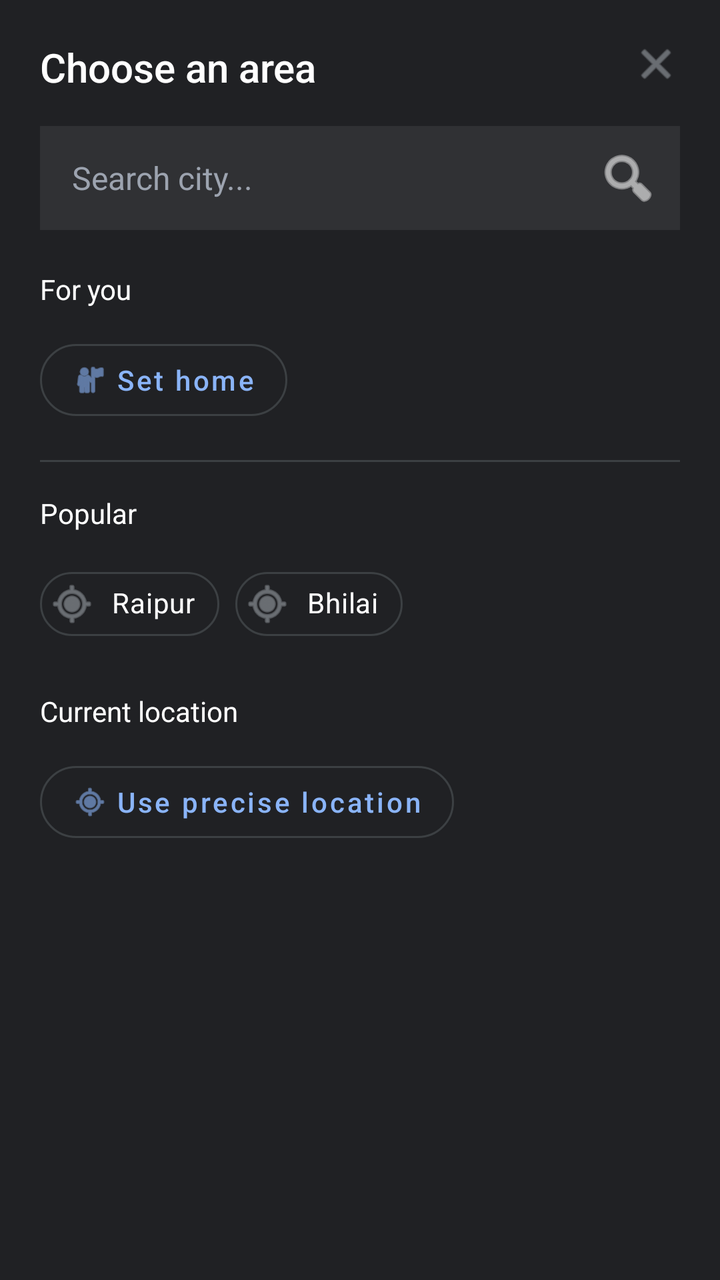
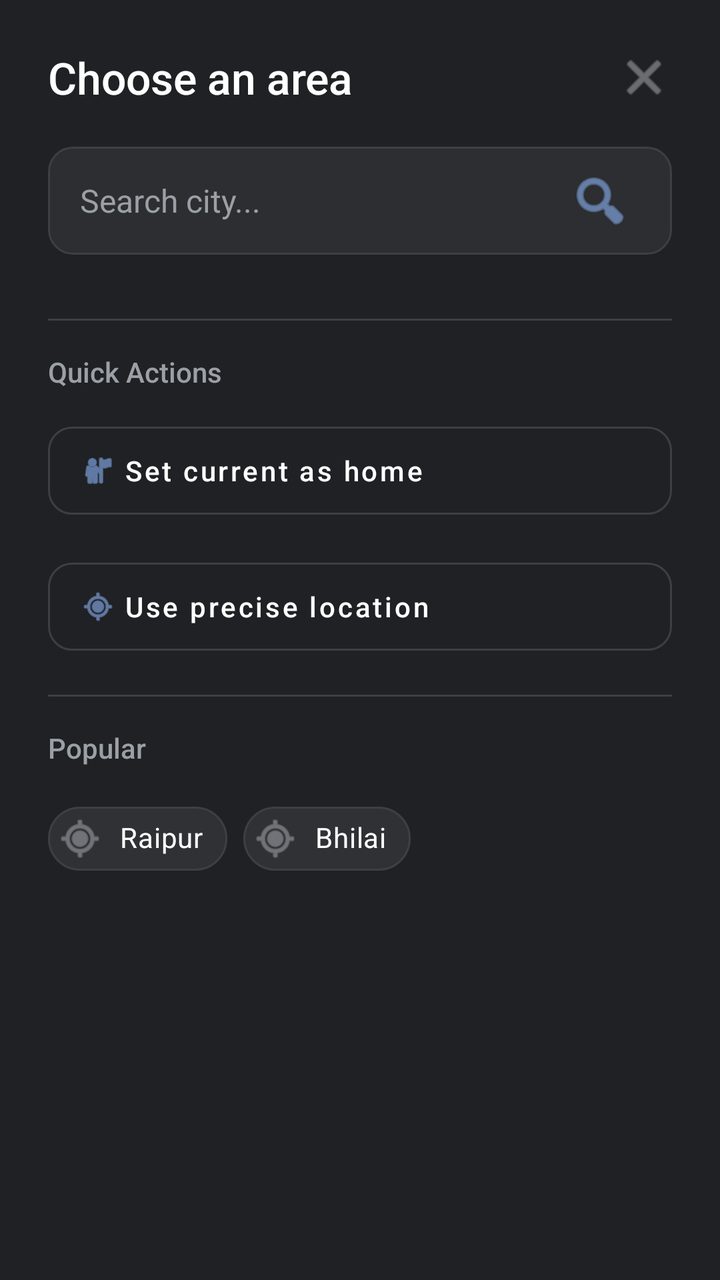

Two renders of the same Android screen: before a commit and after it. Below are the layout's source before the change and the commit's diff.
<!-- AndroidManifest.xml: application theme Theme.WeatherTrackerApp -->
<!-- res/layout/dialog_choose_area.xml -->
<?xml version="1.0" encoding="utf-8"?>
<LinearLayout xmlns:android="http://schemas.android.com/apk/res/android"
    xmlns:app="http://schemas.android.com/apk/res-auto"
    android:layout_width="match_parent"
    android:layout_height="wrap_content"
    android:background="#202124"
    android:orientation="vertical"
    android:padding="20dp">

    <RelativeLayout
        android:layout_width="match_parent"
        android:layout_height="wrap_content"
        android:layout_marginBottom="16dp">

        <TextView
            android:layout_width="wrap_content"
            android:layout_height="wrap_content"
            android:text="Choose an area"
            android:textColor="#FFFFFF"
            android:textSize="20sp"
            android:fontFamily="sans-serif-medium" />

        <ImageView
            android:id="@+id/ivCloseDialog"
            android:layout_width="24dp"
            android:layout_height="24dp"
            android:layout_alignParentEnd="true"
            android:src="@android:drawable/ic_menu_close_clear_cancel"
            app:tint="#9AA0A6" />
    </RelativeLayout>

    
    <LinearLayout
        android:layout_width="match_parent"
        android:layout_height="wrap_content"
        android:orientation="horizontal"
        android:background="#303134"
        android:padding="4dp"
        android:layout_marginBottom="20dp">

        <EditText
            android:id="@+id/etDialogSearch"
            android:layout_width="0dp"
            android:layout_height="44dp"
            android:layout_weight="1"
            android:hint="Search city..."
            android:textColor="#FFFFFF"
            android:textColorHint="#9CA3AF"
            android:background="@android:color/transparent"
            android:paddingStart="12dp"
            android:textSize="16sp"
            android:imeOptions="actionSearch"
            android:inputType="textCapWords" />

        <ImageButton
            android:id="@+id/btnDialogSearch"
            android:layout_width="44dp"
            android:layout_height="44dp"
            android:src="@android:drawable/ic_menu_search"
            android:background="@android:color/transparent"
            app:tint="#FFFFFF" />
    </LinearLayout>

    <TextView
        android:layout_width="wrap_content"
        android:layout_height="wrap_content"
        android:text="For you"
        android:textColor="#FFFFFF"
        android:textSize="14sp"
        android:layout_marginBottom="12dp" />

    <com.google.android.material.button.MaterialButton
        android:id="@+id/btnSetHome"
        style="@style/Widget.MaterialComponents.Button.OutlinedButton"
        android:layout_width="wrap_content"
        android:layout_height="wrap_content"
        android:text="Set home"
        android:textColor="#8AB4F8"
        app:icon="@android:drawable/ic_menu_myplaces"
        app:iconTint="#8AB4F8"
        app:strokeColor="#3C4043"
        app:cornerRadius="20dp"
        android:textAllCaps="false"
        android:layout_marginBottom="16dp"/>

    <View
        android:layout_width="match_parent"
        android:layout_height="1dp"
        android:background="#3C4043"
        android:layout_marginBottom="16dp" />

    <TextView
        android:layout_width="wrap_content"
        android:layout_height="wrap_content"
        android:text="Popular"
        android:textColor="#FFFFFF"
        android:textSize="14sp"
        android:layout_marginBottom="12dp" />

    <com.google.android.material.chip.ChipGroup
        android:id="@+id/chipGroupPopular"
        android:layout_width="match_parent"
        android:layout_height="wrap_content"
        app:chipSpacingHorizontal="8dp"
        app:chipSpacingVertical="8dp">

        <com.google.android.material.chip.Chip
            style="@style/Widget.MaterialComponents.Chip.Action"
            android:layout_width="wrap_content"
            android:layout_height="wrap_content"
            android:text="Raipur"
            android:textColor="#FFFFFF"
            app:chipBackgroundColor="#202124"
            app:chipStrokeColor="#3C4043"
            app:chipStrokeWidth="1dp"
            app:chipIcon="@android:drawable/ic_menu_mylocation"
            app:chipIconTint="#9AA0A6" />

        <com.google.android.material.chip.Chip
            style="@style/Widget.MaterialComponents.Chip.Action"
            android:layout_width="wrap_content"
            android:layout_height="wrap_content"
            android:text="Bhilai"
            android:textColor="#FFFFFF"
            app:chipBackgroundColor="#202124"
            app:chipStrokeColor="#3C4043"
            app:chipStrokeWidth="1dp"
            app:chipIcon="@android:drawable/ic_menu_mylocation"
            app:chipIconTint="#9AA0A6" />

        
    </com.google.android.material.chip.ChipGroup>

    <TextView
        android:layout_width="wrap_content"
        android:layout_height="wrap_content"
        android:text="Current location"
        android:textColor="#FFFFFF"
        android:textSize="14sp"
        android:layout_marginTop="20dp"
        android:layout_marginBottom="12dp" />

    <com.google.android.material.button.MaterialButton
        android:id="@+id/btnUsePreciseLocation"
        style="@style/Widget.MaterialComponents.Button.OutlinedButton"
        android:layout_width="wrap_content"
        android:layout_height="wrap_content"
        android:text="Use precise location"
        android:textColor="#8AB4F8"
        app:icon="@android:drawable/ic_menu_mylocation"
        app:iconTint="#8AB4F8"
        app:strokeColor="#3C4043"
        app:cornerRadius="20dp"
        android:textAllCaps="false" />

</LinearLayout>
<!-- resources referenced by this layout -->
<resources>
  <style name="Theme.WeatherTrackerApp" parent="Base.Theme.WeatherTrackerApp" />
  <style name="Base.Theme.WeatherTrackerApp" parent="Theme.Material3.DayNight.NoActionBar">
          
          
      </style>
</resources>

<!-- the commit's change to res/layout/dialog_choose_area.xml (unified diff, before → after) -->
@@ -1,156 +1,207 @@
 <?xml version="1.0" encoding="utf-8"?>
 <LinearLayout xmlns:android="http://schemas.android.com/apk/res/android"
     xmlns:app="http://schemas.android.com/apk/res-auto"
+    xmlns:tools="http://schemas.android.com/tools"
     android:layout_width="match_parent"
     android:layout_height="wrap_content"
     android:background="#202124"
     android:orientation="vertical"
-    android:padding="20dp">
-
+    android:padding="24dp">
+
+    
     <RelativeLayout
         android:layout_width="match_parent"
         android:layout_height="wrap_content"
-        android:layout_marginBottom="16dp">
+        android:layout_marginBottom="20dp">
 
         <TextView
             android:layout_width="wrap_content"
             android:layout_height="wrap_content"
-            android:text="Choose an area"
+            android:layout_alignParentStart="true"
+            android:layout_centerVertical="true"
+            android:layout_toStartOf="@id/ivCloseDialog"
+            android:layout_marginEnd="12dp"
+            android:fontFamily="sans-serif-medium"
+            android:text="@string/dialog_title_choose_area"
             android:textColor="#FFFFFF"
-            android:textSize="20sp"
-            android:fontFamily="sans-serif-medium" />
+            android:textSize="22sp" />
 
         <ImageView
             android:id="@+id/ivCloseDialog"
-            android:layout_width="24dp"
-            android:layout_height="24dp"
+            android:layout_width="28dp"
+            android:layout_height="28dp"
             android:layout_alignParentEnd="true"
+            android:layout_centerVertical="true"
             android:src="@android:drawable/ic_menu_close_clear_cancel"
+            android:contentDescription="@string/app_name"
             app:tint="#9AA0A6" />
     </RelativeLayout>
 
     
     <LinearLayout
         android:layout_width="match_parent"
-        android:layout_height="wrap_content"
+        android:layout_height="54dp"
+        android:layout_marginBottom="16dp"
+        android:background="@drawable/bg_dialog_search"
+        android:gravity="center_vertical"
         android:orientation="horizontal"
-        android:background="#303134"
-        android:padding="4dp"
-        android:layout_marginBottom="20dp">
+        android:paddingHorizontal="16dp">
 
         <EditText
             android:id="@+id/etDialogSearch"
             android:layout_width="0dp"
-            android:layout_height="44dp"
+            android:layout_height="match_parent"
             android:layout_weight="1"
-            android:hint="Search city..."
+            android:background="@android:color/transparent"
+            android:hint="@string/search_city_hint"
+            android:imeOptions="actionSearch"
+            android:inputType="textCapWords"
             android:textColor="#FFFFFF"
-            android:textColorHint="#9CA3AF"
-            android:background="@android:color/transparent"
-            android:paddingStart="12dp"
+            android:textColorHint="#9AA0A6"
             android:textSize="16sp"
-            android:imeOptions="actionSearch"
-            android:inputType="textCapWords" />
+            android:maxLines="1" />
 
         <ImageButton
             android:id="@+id/btnDialogSearch"
-            android:layout_width="44dp"
-            android:layout_height="44dp"
+            android:layout_width="40dp"
+            android:layout_height="40dp"
+            android:background="?attr/selectableItemBackgroundBorderless"
             android:src="@android:drawable/ic_menu_search"
-            android:background="@android:color/transparent"
-            app:tint="#FFFFFF" />
+            android:contentDescription="@string/app_name"
+            app:tint="#8AB4F8" />
     </LinearLayout>
 
-    <TextView
-        android:layout_width="wrap_content"
-        android:layout_height="wrap_content"
-        android:text="For you"
-        android:textColor="#FFFFFF"
-        android:textSize="14sp"
-        android:layout_marginBottom="12dp" />
-
-    <com.google.android.material.button.MaterialButton
-        android:id="@+id/btnSetHome"
-        style="@style/Widget.MaterialComponents.Button.OutlinedButton"
-        android:layout_width="wrap_content"
-        android:layout_height="wrap_content"
-        android:text="Set home"
-        android:textColor="#8AB4F8"
-        app:icon="@android:drawable/ic_menu_myplaces"
-        app:iconTint="#8AB4F8"
-        app:strokeColor="#3C4043"
-        app:cornerRadius="20dp"
-        android:textAllCaps="false"
-        android:layout_marginBottom="16dp"/>
-
-    <View
-        android:layout_width="match_parent"
-        android:layout_height="1dp"
-        android:background="#3C4043"
-        android:layout_marginBottom="16dp" />
-
-    <TextView
-        android:layout_width="wrap_content"
-        android:layout_height="wrap_content"
-        android:text="Popular"
-        android:textColor="#FFFFFF"
-        android:textSize="14sp"
-        android:layout_marginBottom="12dp" />
-
-    <com.google.android.material.chip.ChipGroup
-        android:id="@+id/chipGroupPopular"
+    
+    <androidx.core.widget.NestedScrollView
         android:layout_width="match_parent"
         android:layout_height="wrap_content"
-        app:chipSpacingHorizontal="8dp"
-        app:chipSpacingVertical="8dp">
-
-        <com.google.android.material.chip.Chip
-            style="@style/Widget.MaterialComponents.Chip.Action"
-            android:layout_width="wrap_content"
+        android:fillViewport="true">
+
+        <LinearLayout
+            android:layout_width="match_parent"
             android:layout_height="wrap_content"
-            android:text="Raipur"
-            android:textColor="#FFFFFF"
-            app:chipBackgroundColor="#202124"
-            app:chipStrokeColor="#3C4043"
-            app:chipStrokeWidth="1dp"
-            app:chipIcon="@android:drawable/ic_menu_mylocation"
-            app:chipIconTint="#9AA0A6" />
-
-        <com.google.android.material.chip.Chip
-            style="@style/Widget.MaterialComponents.Chip.Action"
-            android:layout_width="wrap_content"
-            android:layout_height="wrap_content"
-            android:text="Bhilai"
-            android:textColor="#FFFFFF"
-            app:chipBackgroundColor="#202124"
-            app:chipStrokeColor="#3C4043"
-            app:chipStrokeWidth="1dp"
-            app:chipIcon="@android:drawable/ic_menu_mylocation"
-            app:chipIconTint="#9AA0A6" />
-
-        
-    </com.google.android.material.chip.ChipGroup>
-
-    <TextView
-        android:layout_width="wrap_content"
-        android:layout_height="wrap_content"
-        android:text="Current location"
-        android:textColor="#FFFFFF"
-        android:textSize="14sp"
-        android:layout_marginTop="20dp"
-        android:layout_marginBottom="12dp" />
-
-    <com.google.android.material.button.MaterialButton
-        android:id="@+id/btnUsePreciseLocation"
-        style="@style/Widget.MaterialComponents.Button.OutlinedButton"
-        android:layout_width="wrap_content"
-        android:layout_height="wrap_content"
-        android:text="Use precise location"
-        android:textColor="#8AB4F8"
-        app:icon="@android:drawable/ic_menu_mylocation"
-        app:iconTint="#8AB4F8"
-        app:strokeColor="#3C4043"
-        app:cornerRadius="20dp"
-        android:textAllCaps="false" />
+            android:orientation="vertical">
+
+            
+            <TextView
+                android:id="@+id/tvRecentSearchesHeader"
+                android:layout_width="wrap_content"
+                android:layout_height="wrap_content"
+                android:layout_marginTop="8dp"
+                android:layout_marginBottom="12dp"
+                android:fontFamily="sans-serif-medium"
+                android:text="Recent Searches"
+                android:textColor="#9AA0A6"
+                android:textSize="14sp"
+                android:visibility="gone"
+                tools:visibility="visible" />
+
+            <com.google.android.material.chip.ChipGroup
+                android:id="@+id/chipGroupRecent"
+                android:layout_width="match_parent"
+                android:layout_height="wrap_content"
+                android:layout_marginBottom="16dp"
+                app:chipSpacingHorizontal="8dp"
+                app:chipSpacingVertical="8dp" />
+
+            <View
+                android:layout_width="match_parent"
+                android:layout_height="1dp"
+                android:layout_marginBottom="16dp"
+                android:background="#3C4043" />
+
+            
+            <TextView
+                android:layout_width="wrap_content"
+                android:layout_height="wrap_content"
+                android:layout_marginBottom="12dp"
+                android:text="Quick Actions"
+                android:textColor="#9AA0A6"
+                android:textSize="14sp"
+                android:fontFamily="sans-serif-medium" />
+
+            <com.google.android.material.button.MaterialButton
+                android:id="@+id/btnSetHome"
+                style="@style/Widget.MaterialComponents.Button.OutlinedButton"
+                android:layout_width="match_parent"
+                android:layout_height="56dp"
+                android:layout_marginBottom="12dp"
+                android:text="@string/set_current_as_home"
+                android:textAllCaps="false"
+                android:textColor="#FFFFFF"
+                android:gravity="start|center_vertical"
+                android:paddingStart="16dp"
+                app:cornerRadius="12dp"
+                app:icon="@android:drawable/ic_menu_myplaces"
+                app:iconTint="#8AB4F8"
+                app:strokeColor="#3C4043" />
+
+            <com.google.android.material.button.MaterialButton
+                android:id="@+id/btnUsePreciseLocation"
+                style="@style/Widget.MaterialComponents.Button.OutlinedButton"
+                android:layout_width="match_parent"
+                android:layout_height="56dp"
+                android:layout_marginBottom="16dp"
+                android:text="@string/use_precise_location"
+                android:textAllCaps="false"
+                android:textColor="#FFFFFF"
+                android:gravity="start|center_vertical"
+                android:paddingStart="16dp"
+                app:cornerRadius="12dp"
+                app:icon="@android:drawable/ic_menu_mylocation"
+                app:iconTint="#8AB4F8"
+                app:strokeColor="#3C4043" />
+
+            <View
+                android:layout_width="match_parent"
+                android:layout_height="1dp"
+                android:layout_marginBottom="16dp"
+                android:background="#3C4043" />
+
+            
+            <TextView
+                android:layout_width="wrap_content"
+                android:layout_height="wrap_content"
+                android:layout_marginBottom="12dp"
+                android:text="@string/popular_label"
+                android:textColor="#9AA0A6"
+                android:textSize="14sp"
+                android:fontFamily="sans-serif-medium" />
+
+            <com.google.android.material.chip.ChipGroup
+                android:id="@+id/chipGroupPopular"
+                android:layout_width="match_parent"
+                android:layout_height="wrap_content"
+                android:layout_marginBottom="8dp"
+                app:chipSpacingHorizontal="8dp"
+                app:chipSpacingVertical="8dp">
+
+                <com.google.android.material.chip.Chip
+                    style="@style/Widget.MaterialComponents.Chip.Action"
+                    android:layout_width="wrap_content"
+                    android:layout_height="wrap_content"
+                    android:text="Raipur"
+                    android:textColor="#FFFFFF"
+                    app:chipBackgroundColor="#303134"
+                    app:chipIcon="@android:drawable/ic_menu_mylocation"
+                    app:chipIconTint="#9AA0A6"
+                    app:chipStrokeColor="#3C4043"
+                    app:chipStrokeWidth="1dp" />
+
+                <com.google.android.material.chip.Chip
+                    style="@style/Widget.MaterialComponents.Chip.Action"
+                    android:layout_width="wrap_content"
+                    android:layout_height="wrap_content"
+                    android:text="Bhilai"
+                    android:textColor="#FFFFFF"
+                    app:chipBackgroundColor="#303134"
+                    app:chipIcon="@android:drawable/ic_menu_mylocation"
+                    app:chipIconTint="#9AA0A6"
+                    app:chipStrokeColor="#3C4043"
+                    app:chipStrokeWidth="1dp" />
+            </com.google.android.material.chip.ChipGroup>
+
+        </LinearLayout>
+    </androidx.core.widget.NestedScrollView>
 
 </LinearLayout>
<!-- resource entries referenced after the edit -->
@@ -1,5 +1,20 @@
 <!-- resources referenced by this layout -->
 <resources>
+  <!-- drawable bg_dialog_search (drawable) -->
+  <?xml version="1.0" encoding="utf-8"?>
+  <shape xmlns:android="http://schemas.android.com/apk/res/android">
+      <solid android:color="#2D2E31" />
+      <corners android:radius="12dp" />
+      <stroke
+          android:width="1dp"
+          android:color="#3C4043" />
+  </shape>
+  <string name="app_name">WeatherTrackerApp</string>
+  <string name="dialog_title_choose_area">Choose an area</string>
+  <string name="popular_label">Popular</string>
+  <string name="search_city_hint">Search city...</string>
+  <string name="set_current_as_home">Set current as home</string>
+  <string name="use_precise_location">Use precise location</string>
   <style name="Theme.WeatherTrackerApp" parent="Base.Theme.WeatherTrackerApp" />
   <style name="Base.Theme.WeatherTrackerApp" parent="Theme.Material3.DayNight.NoActionBar">
           
